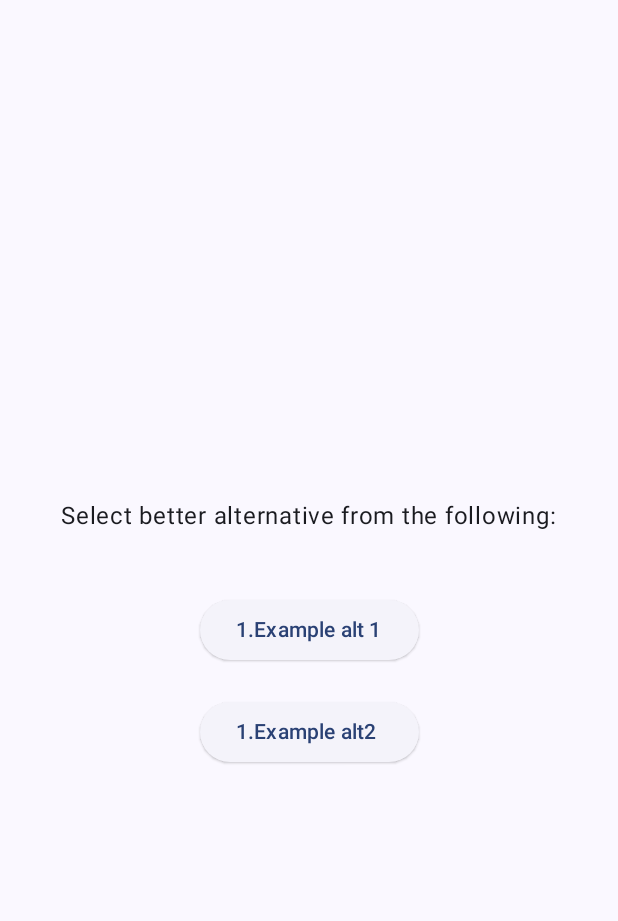
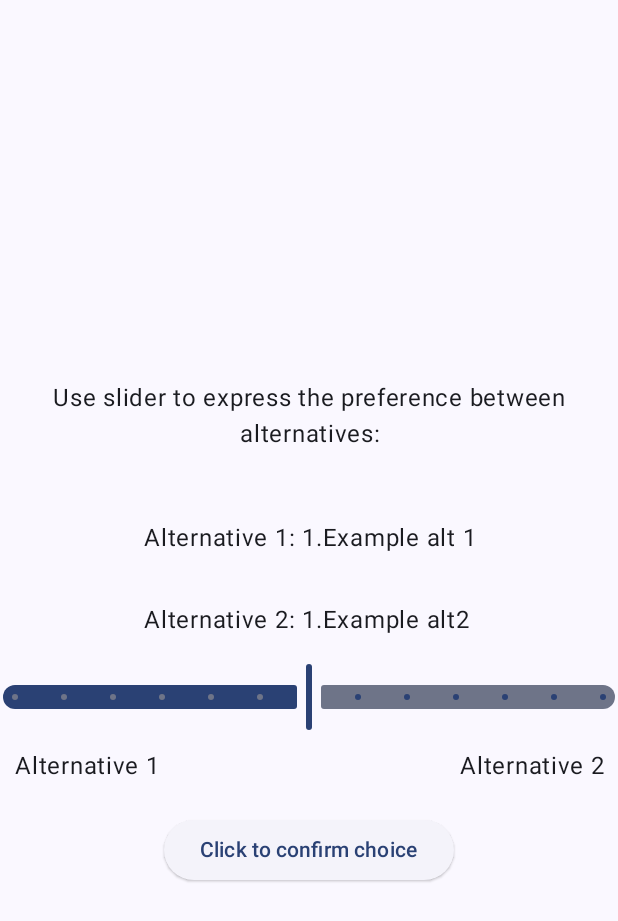
Before and after one commit to MCzech3605/MIAPD, an Android app built with Jetpack Compose: the screen it shows after launch (ExpertsActivity), after a tap on "Experts area", on a phone screen of 412 x 824 dp. Shown: the top 921 px of the screen. Run offline under Robolectric (Android 15) with nearby library versions, the phone set to English and light mode, and no system bars.

Commit message:
slider and facilitator added

```diff
--- a/mobile-app/app/build.gradle.kts
+++ b/mobile-app/app/build.gradle.kts
@@ -57,12 +57,14 @@ dependencies {
     implementation("androidx.compose.ui:ui-tooling-preview")
     implementation("androidx.compose.material3:material3")
     implementation(platform("androidx.compose:compose-bom:2023.08.00"))
+    implementation(platform("androidx.compose:compose-bom:2023.08.00"))
     testImplementation("junit:junit:4.13.2")
     androidTestImplementation("androidx.test.ext:junit:1.1.5")
     androidTestImplementation("androidx.test.espresso:espresso-core:3.5.1")
     androidTestImplementation(platform("androidx.compose:compose-bom:2023.03.00"))
     androidTestImplementation("androidx.compose.ui:ui-test-junit4")
     androidTestImplementation(platform("androidx.compose:compose-bom:2023.08.00"))
+    androidTestImplementation(platform("androidx.compose:compose-bom:2023.08.00"))
     debugImplementation("androidx.compose.ui:ui-tooling")
     debugImplementation("androidx.compose.ui:ui-test-manifest")
     debugImplementation("androidx.compose.ui:ui-tooling:1.5.4")
--- a/mobile-app/app/src/main/AndroidManifest.xml
+++ b/mobile-app/app/src/main/AndroidManifest.xml
@@ -12,6 +12,11 @@
         android:supportsRtl="true"
         android:theme="@style/Theme.DecisionMaking"
         tools:targetApi="31">
+        <activity
+            android:name=".FacilitatorActivity"
+            android:exported="false"
+            android:label="@string/title_activity_facilitator"
+            android:theme="@style/Theme.DecisionMaking" />
         <activity
             android:name=".ExpertsActivity"
             android:exported="false"
--- a/mobile-app/app/src/main/java/com/decisionmaking/ExpertsActivity.kt
+++ b/mobile-app/app/src/main/java/com/decisionmaking/ExpertsActivity.kt
@@ -3,38 +3,49 @@ package com.decisionmaking
 import android.content.Context
 import android.content.ContextWrapper
 import android.content.Intent
-import androidx.compose.material3.Text
 import android.os.Bundle
 import android.widget.Toast
 import androidx.activity.ComponentActivity
 import androidx.activity.compose.setContent
+import androidx.compose.animation.AnimatedVisibility
+import androidx.compose.animation.slideInHorizontally
+import androidx.compose.animation.slideOutHorizontally
 import androidx.compose.foundation.layout.Arrangement
 import androidx.compose.foundation.layout.Column
+import androidx.compose.foundation.layout.Row
 import androidx.compose.foundation.layout.fillMaxSize
+import androidx.compose.foundation.layout.fillMaxWidth
 import androidx.compose.foundation.layout.padding
 import androidx.compose.material3.ElevatedButton
 import androidx.compose.material3.MaterialTheme
+import androidx.compose.material3.Slider
 import androidx.compose.material3.Surface
+import androidx.compose.material3.Text
 import androidx.compose.runtime.Composable
+import androidx.compose.runtime.getValue
+import androidx.compose.runtime.mutableFloatStateOf
+import androidx.compose.runtime.mutableStateOf
+import androidx.compose.runtime.remember
+import androidx.compose.runtime.setValue
 import androidx.compose.ui.Alignment
 import androidx.compose.ui.Modifier
 import androidx.compose.ui.platform.LocalContext
+import androidx.compose.ui.text.style.TextAlign
 import androidx.compose.ui.tooling.preview.Preview
 import androidx.compose.ui.unit.dp
 import com.decisionmaking.ui.theme.DecisionMakingTheme
 
+var ind: Int = 0
+
 class ExpertsActivity : ComponentActivity() {
     override fun onCreate(savedInstanceState: Bundle?) {
         super.onCreate(savedInstanceState)
-        val alt1 = intent.getStringArrayExtra("alternatives1")
-        val alt2 = intent.getStringArrayExtra("alternatives2")
-        val ans = intent.getIntegerArrayListExtra("answers")
-        val ind = intent.getIntExtra("index", -1)
-        if (alt1.isNullOrEmpty() || alt2.isNullOrEmpty() || ans == null || ind < 0) {
+        ind = intent.getIntExtra("index", -1)
+        if (alternatives1.isEmpty() || alternatives2.isEmpty() || ind < 0) {
             val toast: Toast = Toast.makeText(this, "Missing attributes!", Toast.LENGTH_LONG)
             toast.show()
             this.finish()
-        } else if (alt1.size != alt2.size || ind >= alt1.size) {
+        } else if (alternatives1.size != alternatives2.size || ind >= alternatives1.size) {
             val toast: Toast =
                 Toast.makeText(this, "Attributes sizes do not match!", Toast.LENGTH_LONG)
             toast.show()
@@ -47,8 +58,7 @@ class ExpertsActivity : ComponentActivity() {
                     modifier = Modifier.fillMaxSize(),
                     color = MaterialTheme.colorScheme.background
                 ) {
-                    if (!(alt1.isNullOrEmpty() || alt2.isNullOrEmpty() || ans == null))
-                        Choosing(alt1, alt2, ans, ind)
+                    Choosing()
                 }
             }
         }
@@ -56,35 +66,70 @@ class ExpertsActivity : ComponentActivity() {
 }
 
 @Composable
-fun Choosing(
-    alternatives1: Array<String>,
-    alternatives2: Array<String>,
-    answers: ArrayList<Int>,
-    ind: Int,
-    modifier: Modifier = Modifier
+fun Choosing() {
+    val context = LocalContext.current
+    var sliderPosition by remember { mutableFloatStateOf(5f) }
+    var visible by remember { mutableStateOf(true) }
+    AnimatedVisibility(
+        visible = visible,
+        enter = slideInHorizontally(),
+        exit = slideOutHorizontally()
     ) {
-    val context = LocalContext.current
         Column(
             verticalArrangement = Arrangement.Center,
             horizontalAlignment = Alignment.CenterHorizontally
         ) {
             Text(
-            text = "Select better alternative from the following:",
+                text = "Use slider to express the preference between alternatives:",
+                textAlign = TextAlign.Center,
                 modifier = Modifier.padding(30.dp)
             )
+            Text(
+                text = "Alternative 1: " + alternatives1[ind],
+                textAlign = TextAlign.Center,
+                modifier = Modifier.padding(15.dp)
+            )
+            Text(
+                text = "Alternative 2: " + alternatives2[ind],
+                textAlign = TextAlign.Center,
+                modifier = Modifier.padding(15.dp)
+            )
+            Slider(
+                value = sliderPosition,
+                onValueChange = { sliderPosition = it },
+                steps = 11,
+                valueRange = 0f..10f
+            )
+            Row(
+                verticalAlignment = Alignment.CenterVertically,
+                horizontalArrangement = Arrangement.Center,
+                modifier = Modifier.fillMaxWidth()
+            ) {
+                Text(
+                    text = "Alternative 1",
+                    textAlign = TextAlign.Start,
+                    modifier = Modifier.padding(10.dp)
+                )
+                Text(
+                    text = "Alternative 2",
+                    textAlign = TextAlign.End,
+                    modifier = Modifier
+                        .fillMaxWidth()
+                        .padding(10.dp)
+                )
+            }
             ElevatedButton(
-            onClick = { addAndFinish(alternatives1, alternatives2, answers, ind, 1, context) },
+                onClick = {
+                    visible = false
+                    addAndFinish(proportions[sliderPosition.toInt()], context)
+                },
                 Modifier.padding(10.dp)
             ) {
-            Text(text = alternatives1[ind])
-        }
-        ElevatedButton(
-            onClick = { addAndFinish(alternatives1, alternatives2, answers, ind, 2, context) },
-            Modifier.padding(10.dp)
-        ) {
-            Text(text = alternatives2[ind])
+                Text(text = "Click to confirm choice")
             }
         }
+    }
+
 
 }
 
@@ -94,17 +139,14 @@ fun GreetingPreview2() {
     DecisionMakingTheme {
         val a1 = arrayOf("OPTION ONE VERY LONG")
         val a2 = arrayOf("OPTION 2")
-        Choosing(a1, a2, arrayListOf<Int>(), 0)
+        Choosing()
     }
 }
 
-fun addAndFinish(
-    alternatives1: Array<String>, alternatives2: Array<String>,
-    answers: ArrayList<Int>, ind: Int, ans: Int, context: Context
-) {
-    answers.add(ans)
+fun addAndFinish(ans: Double, context: Context) {
+    answers.plus(ans)
     if (ind == alternatives1.size - 1) {
-        pushAnswers(answers)
+        pushAnswers()
         val toast =
             Toast.makeText(context, "Answers inserted correctly", Toast.LENGTH_LONG)
         toast.show()
@@ -112,17 +154,11 @@ fun addAndFinish(
         return
     }
     val intent = Intent(context, ExpertsActivity::class.java)
-    intent.putExtra("alternatives1", alternatives1)
-    intent.putExtra("alternatives2", alternatives2)
-    intent.putExtra("answers", answers)
     intent.putExtra("index", ind + 1)
     context.startActivity(intent)
     context.getActivity()?.finish()
 }
 
-fun pushAnswers(answers: ArrayList<Int>) {
-    // todo
-}
 
 fun Context.getActivity(): ComponentActivity? = when (this) {
     is ComponentActivity -> this
--- a/mobile-app/app/src/main/java/com/decisionmaking/MainActivity.kt
+++ b/mobile-app/app/src/main/java/com/decisionmaking/MainActivity.kt
@@ -15,9 +15,9 @@ import androidx.compose.material3.Text
 import androidx.compose.runtime.Composable
 import androidx.compose.ui.Alignment
 import androidx.compose.ui.Modifier
-import androidx.compose.ui.modifier.modifierLocalConsumer
 import androidx.compose.ui.platform.LocalContext
 import androidx.compose.ui.res.stringResource
+import androidx.compose.ui.text.style.TextAlign
 import androidx.compose.ui.tooling.preview.Preview
 import androidx.compose.ui.unit.dp
 import com.decisionmaking.ui.theme.DecisionMakingTheme
@@ -26,6 +26,8 @@ class MainActivity : ComponentActivity() {
 
     override fun onCreate(savedInstanceState: Bundle?) {
         super.onCreate(savedInstanceState)
+        getItemsAndAttributes()
+        writeAlternatives()
         setContent {
             DecisionMakingTheme {
                 // A surface container using the 'background' color from the theme
@@ -50,10 +52,14 @@ fun MainMenu(name: String, modifier: Modifier = Modifier) {
     ) {
         Text(
             text = "Welcome to $name!",
+            textAlign = TextAlign.Center,
             modifier = modifier.padding(100.dp)
         )
         ElevatedButton(
-            onClick = { /*TODO*/ },
+            onClick = {
+                val intent = Intent(mContext, FacilitatorActivity::class.java)
+                mContext.startActivity(intent)
+            },
             modifier = Modifier.padding(10.dp)
         ) {
             Text(text = "Facilitator area")
@@ -61,9 +67,6 @@ fun MainMenu(name: String, modifier: Modifier = Modifier) {
         ElevatedButton(
             onClick = {
                 val intent = Intent(mContext, ExpertsActivity::class.java)
-                intent.putExtra("alternatives1", getAlternatives1Array())
-                intent.putExtra("alternatives2", getAlternatives2Array())
-                intent.putExtra("answers", arrayListOf<Int>())
                 intent.putExtra("index", 0)
                 mContext.startActivity(intent)
             },
@@ -71,8 +74,10 @@ fun MainMenu(name: String, modifier: Modifier = Modifier) {
         ) {
             Text(text = "Experts area")
         }
-        ElevatedButton(onClick = { /*TODO*/ },
-            modifier = Modifier.padding(10.dp)) {
+        ElevatedButton(
+            onClick = { /*TODO*/ },
+            modifier = Modifier.padding(10.dp)
+        ) {
             Text(text = "Ranking")
         }
     }
@@ -86,13 +91,3 @@ fun MainMenuPreview() {
         MainMenu(stringResource(id = R.string.app_name))
     }
 }
-
-fun getAlternatives1Array(): Array<String> {
-    // todo
-    return arrayOf("1.Example alt 1", "2.Example alt 1")
-}
-
-fun getAlternatives2Array(): Array<String> {
-    // todo
-    return arrayOf("1.Example alt2 ", "2.Example alt 2")
-}
--- /dev/null
+++ b/mobile-app/app/src/main/java/com/decisionmaking/ServerAndConsts.kt
@@ -0,0 +1,31 @@
+package com.decisionmaking
+
+var items: Array<String> = arrayOf()
+
+var attributes: Array<String> = arrayOf()
+
+var answers: Array<Double> = arrayOf()
+
+val proportions: Array<Double> = arrayOf(0.2, 0.25, (1.0/3.0), 0.5, (2.0/3.0), 1.0, 1.5, 2.0, 3.0, 4.0, 5.0)
+
+var alternatives1: Array<String> = arrayOf("1.Example alt 1", "2.Example alt 1")
+
+var alternatives2: Array<String> = arrayOf("1.Example alt2 ", "2.Example alt 2")
+
+
+fun getItemsAndAttributes(){
+    // TODO get items and attributes from server
+}
+
+fun writeAlternatives(){
+    // TODO write alternatives array based on items and attributes
+}
+
+fun pushAnswers() {
+    // TODO push answers to server
+    answers = arrayOf()
+}
+
+fun sendUserFileToServer(/* TODO argument file */) {
+    // TODO push file to server
+}
--- a/mobile-app/app/src/main/res/values/strings.xml
+++ b/mobile-app/app/src/main/res/values/strings.xml
@@ -1,4 +1,5 @@
 <resources>
     <string name="app_name">Decision making</string>
     <string name="title_activity_experts">ExpertsActivity</string>
+    <string name="title_activity_facilitator">FacilitatorActivity</string>
 </resources>
```
Also changed, not shown: mobile-app/app/src/main/java/com/decisionmaking/FacilitatorActivity.kt (added, +96 -0 lines). Lines whose indentation alone changed are shown as unchanged.
